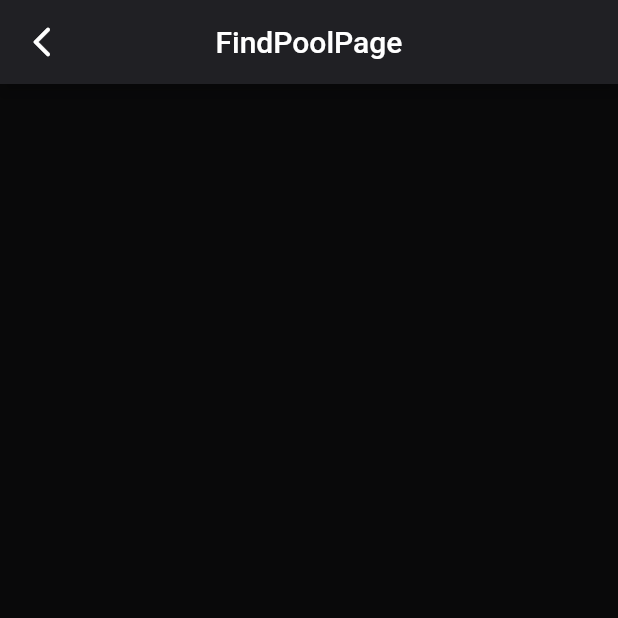
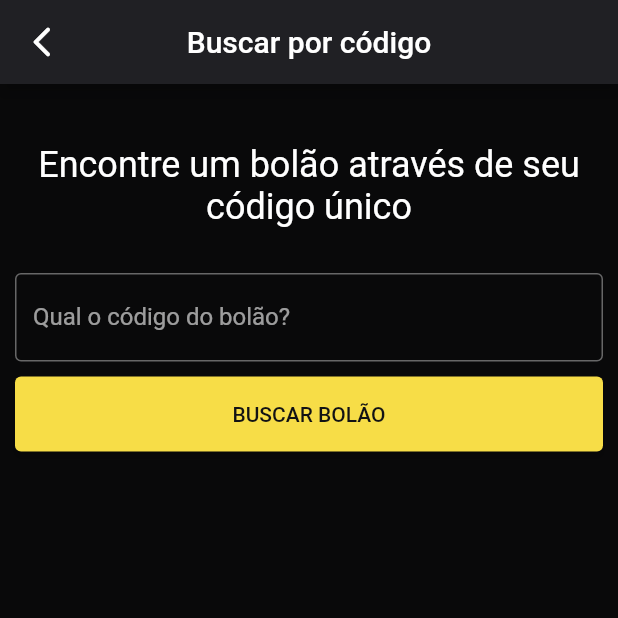
Before and after one commit to welitonsousa/nlw-copa, a Flutter app: the FindPoolPage screen opened by its route, on a phone screen of 412 x 824 dp, the top half of it. Run offline on Flutter 3.47's test engine with Material 2 defaults, Android fonts, the phone set to English and light mode, and no system bars; our stand-ins replace firebase_core, flutter_svg, get, get_storage, google_sign_in, material_design_icons_flutter; accounts and stored records are empty.

Commit message:
join module

```diff
--- a/mobile/lib/core/widgets/app_input.dart
+++ b/mobile/lib/core/widgets/app_input.dart
@@ -1,17 +1,24 @@
 import 'package:flutter/material.dart';
+import 'package:flutter/services.dart';
 import 'package:mobile/core/theme/app_theme.dart';
 
 class AppInput extends StatelessWidget {
   final String label;
+  final int? maxLength;
   final TextEditingController? controller;
 
-  const AppInput({super.key, this.label = "", this.controller});
+  const AppInput({super.key, this.label = "", this.controller, this.maxLength});
 
   @override
   Widget build(BuildContext context) {
     return TextFormField(
       cursorColor: AppTheme.colors.yellow600,
       controller: controller,
+      keyboardAppearance: Brightness.dark,
+      textCapitalization: TextCapitalization.characters,
+      inputFormatters: [
+        if (maxLength != null) LengthLimitingTextInputFormatter(maxLength),
+      ],
       decoration: InputDecoration(
         labelText: label,
         floatingLabelStyle: TextStyle(color: AppTheme.colors.yellow600),
--- a/mobile/lib/modules/poll/find_pool/find_pool_controller.dart
+++ b/mobile/lib/modules/poll/find_pool/find_pool_controller.dart
@@ -1,3 +1,42 @@
+import 'package:flutter/material.dart';
 import 'package:get/get.dart';
+import 'package:mobile/core/widgets/app_banner.dart';
+import 'package:mobile/modules/poll/my_pools/my_pools_controller.dart';
+import 'package:mobile/repositories/pool_repository.dart';
 
-class FindPoolController extends GetxController {}
+class FindPoolController extends GetxController {
+  final code = TextEditingController();
+  final _repo = Get.find<PoolRepository>();
+  final _loading = false.obs;
+
+  bool get loading => _loading.value;
+
+  Future<void> find() async {
+    final code = this.code.text.trim();
+    if (code.length == 6) {
+      try {
+        _loading.value = true;
+        final pool = await _repo.join(code);
+        Get.find<MyPoolsController>().pools.add(pool);
+        Get.back();
+        AppBanner.success(subtitle: 'você entrou no bolão');
+      } on Map catch (error) {
+        if (error['statusCode'] == 404) {
+          AppBanner.error(subtitle: 'Bolão não encontrado');
+        } else if (error['statusCode'] == 400) {
+          AppBanner.error(subtitle: 'Você já esta participando deste bolão');
+        }
+      } finally {
+        _loading.value = false;
+      }
+    } else {
+      AppBanner.error(subtitle: 'Código invalido');
+    }
+  }
+
+  @override
+  void dispose() {
+    code.dispose();
+    super.dispose();
+  }
+}
--- a/mobile/lib/modules/poll/find_pool/find_pool_page.dart
+++ b/mobile/lib/modules/poll/find_pool/find_pool_page.dart
@@ -1,16 +1,39 @@
 import 'package:get/get.dart';
 import 'package:flutter/material.dart';
+import 'package:mobile/core/widgets/app_button.dart';
+import 'package:mobile/core/widgets/app_input.dart';
 import './find_pool_controller.dart';
 
 class FindPoolPage extends GetView<FindPoolController> {
+  const FindPoolPage({super.key});
 
-    const FindPoolPage({Key? key}) : super(key: key);
-
-    @override
-    Widget build(BuildContext context) {
-        return Scaffold(
-            appBar: AppBar(title: const Text('FindPoolPage'),),
-            body: Container(),
-        );
-    }
+  @override
+  Widget build(BuildContext context) {
+    return Scaffold(
+      appBar: AppBar(title: const Text('Buscar por código')),
+      body: ListView(
+        padding: const EdgeInsets.all(10),
+        children: [
+          const SizedBox(height: 30),
+          Text(
+            "Encontre um bolão através de seu código único",
+            style: context.textTheme.headline5,
+            textAlign: TextAlign.center,
+          ),
+          const SizedBox(height: 30),
+          AppInput(
+            label: "Qual o código do bolão?",
+            controller: controller.code,
+            maxLength: 6,
+          ),
+          const SizedBox(height: 10),
+          Obx(() => AppButton(
+                title: "buscar bolão",
+                loading: controller.loading,
+                onTap: controller.find,
+              ))
+        ],
+      ),
+    );
+  }
 }
--- a/mobile/lib/modules/poll/my_pools/my_pools_controller.dart
+++ b/mobile/lib/modules/poll/my_pools/my_pools_controller.dart
@@ -12,8 +12,8 @@ class MyPoolsController extends GetxController {
   }
 
   @override
-  void onInit() {
+  void onReady() {
     findPools();
-    super.onInit();
+    super.onReady();
   }
 }
--- a/mobile/lib/modules/sign_in/sign_in_controller.dart
+++ b/mobile/lib/modules/sign_in/sign_in_controller.dart
@@ -9,7 +9,7 @@ class SignInController extends GetxController {
   final AuthRepository _repository;
 
   Future<void> signIn() async {
-    final res = await _repository.signIn();
-    if (res != null) Get.offAndToNamed(NamesRouters.HOME);
+    final token = await _repository.signIn();
+    if (token != null) Get.offAndToNamed(NamesRouters.HOME);
   }
 }
```
Also changed, not shown: mobile/lib/repositories/auth_repository.dart (+16 -4 lines), mobile/lib/repositories/pool_repository.dart (+8 -1 lines), 2 other files.
